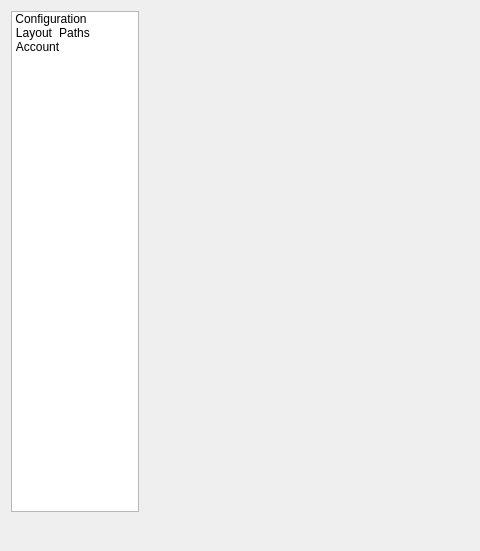
Above: src/app/puzzle/dialogs/dialogpuzzlepreferences.ui from dismine/valentina before the change; both pictures show x 0 to 480 and y 0 to 551 of the 851 by 551 pixel window. Below: the same form after it.
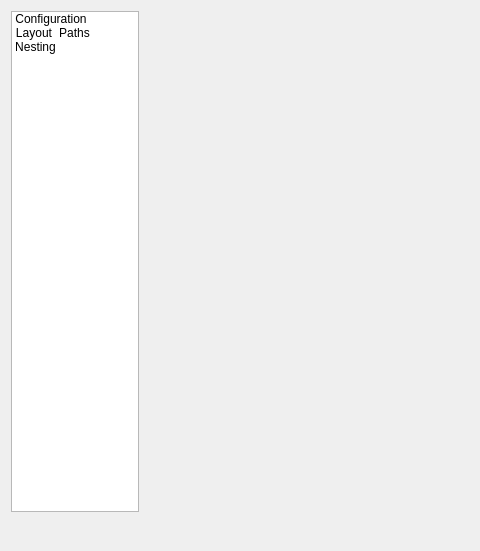
That is the form after the change. Icons and pictures are not drawn.

Commit message: Send Puzzle and quick nest a version 1 nesting job.

```diff
--- a/src/app/puzzle/dialogs/dialogpuzzlepreferences.ui
+++ b/src/app/puzzle/dialogs/dialogpuzzlepreferences.ui
@@ -99,7 +99,7 @@
        </item>
        <item>
         <property name="text">
-         <string>Account</string>
+         <string>Nesting</string>
         </property>
         <property name="textAlignment">
          <set>AlignCenter</set>
```
The commit also changes 66 other files.
